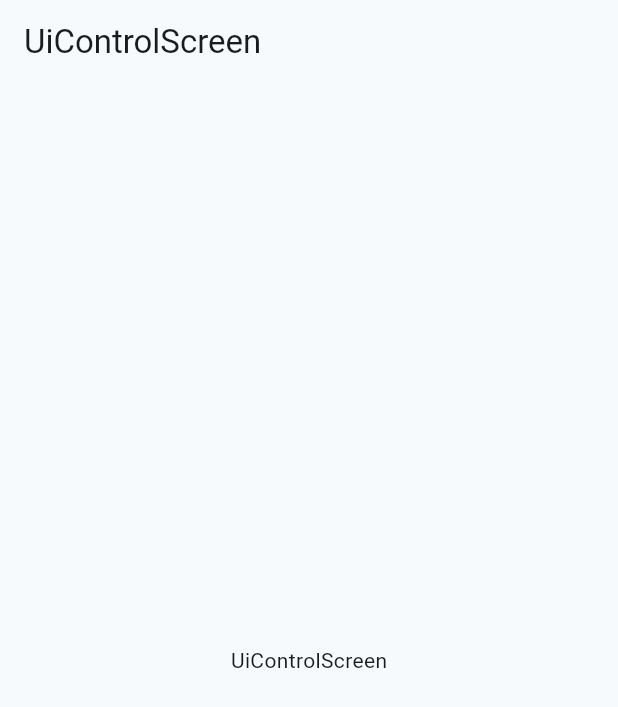
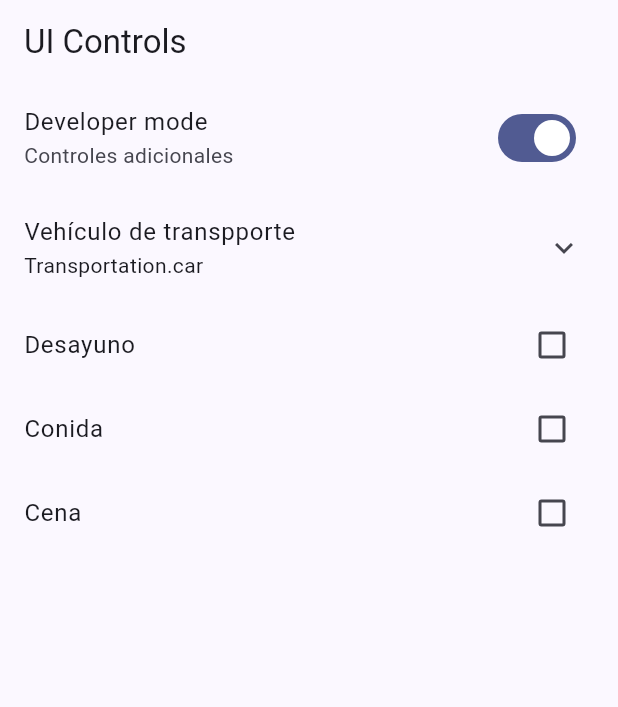
Before and after one commit to memo-hn/widgets_app, a Flutter app: the UiControlScreen screen opened by its route, on a phone screen of 412 x 824 dp. Shown: the top 707 px of the screen. Run offline on Flutter 3.47's test engine with Material 2 defaults, Android fonts, the phone set to English and light mode, and no system bars; our stand-ins replace go_router.

Commit message:
UI Controls terminados

```diff
--- a/lib/main.dart
+++ b/lib/main.dart
@@ -17,7 +17,7 @@ class MainApp extends StatelessWidget {
       title: 'Flutter Widgets',
       routerConfig: appRouter,
       debugShowCheckedModeBanner: false,
-      theme: AppTheme( selectedColor: 2 ).getTheme(),
+      theme: AppTheme( selectedColor: 7 ).getTheme(),
 
 
     );
--- a/lib/presentation/screens/ui_controls/ui_controls_screen.dart
+++ b/lib/presentation/screens/ui_controls/ui_controls_screen.dart
@@ -10,10 +10,120 @@ class UiControlScreen extends StatelessWidget {
   @override
   Widget build(BuildContext context) {
     return  Scaffold(
-      appBar: AppBar(title: const Text('UiControlScreen'),),
-      body: const Center(
-         child: Text('UiControlScreen'),
-      ),
+      appBar: AppBar(title: const Text('UI Controls'),),
+      body: const _UiControlView(),
     );
   }
 }
+
+class _UiControlView extends StatefulWidget {
+  const _UiControlView();
+
+  @override
+  State<_UiControlView> createState() => __UiControlViewState();
+}
+
+enum Transportation {car, bus, plane, boat, submarine}
+
+class __UiControlViewState extends State<_UiControlView> {
+
+  bool isDeveloper = true;
+  Transportation selectedTransportation = Transportation.car;
+  bool wantsBreadfast = false;
+  bool wantsLunch = false;
+  bool wantsDinner = false;
+
+  @override
+  Widget build(BuildContext context) {
+    return ListView(
+      physics: const ClampingScrollPhysics(),
+      children: [
+        SwitchListTile(
+          title: const Text('Developer mode'),
+          subtitle: const Text('Controles adicionales'),
+          value: isDeveloper,
+          onChanged: (value) => setState(() {
+            isDeveloper = !isDeveloper;
+          }),
+        ),
+
+
+        ExpansionTile(
+          title: const Text('Vehículo de transpporte'),
+          subtitle: Text('$selectedTransportation'),
+          children: [
+            RadioListTile(
+              title: const Text('By car'),
+              subtitle: const Text('Viajar en auto'),
+              value: Transportation.car,
+              groupValue: selectedTransportation,
+              onChanged: (value) => setState(() {
+                selectedTransportation = Transportation.car;
+              }),
+            ),
+            RadioListTile(
+              title: const Text('By bus'),
+              subtitle: const Text('Viajar en camión'),
+              value: Transportation.bus,
+              groupValue: selectedTransportation,
+              onChanged: (value) => setState(() {
+                selectedTransportation = Transportation.bus;
+              }),
+            ),
+            RadioListTile(
+              title: const Text('By plane'),
+              subtitle: const Text('Viajar en avión'),
+              value: Transportation.plane,
+              groupValue: selectedTransportation,
+              onChanged: (value) => setState(() {
+                selectedTransportation = Transportation.plane;
+              }),
+            ),
+            RadioListTile(
+              title: const Text('By boat'),
+              subtitle: const Text('Viajar en barco'),
+              value: Transportation.boat,
+              groupValue: selectedTransportation,
+              onChanged: (value) => setState(() {
+                selectedTransportation = Transportation.boat;
+              }),
+            ),
+            RadioListTile(
+              title: const Text('By submarine'),
+              subtitle: const Text('Viajar en submarino'),
+              value: Transportation.submarine,
+              groupValue: selectedTransportation,
+              onChanged: (value) => setState(() {
+                selectedTransportation = Transportation.submarine;
+              }),
+            ),
+          ],
+        ),
+
+
+        CheckboxListTile(
+          title: const Text('Desayuno'),
+          value: wantsBreadfast,
+          onChanged: (value) => setState(() {
+            wantsBreadfast =!wantsBreadfast;
+          }),
+        ),
+        CheckboxListTile(
+          title: const Text('Conida'),
+          value: wantsLunch,
+          onChanged: (value) => setState(() {
+            wantsLunch =!wantsLunch;
+          }),
+        ),
+        CheckboxListTile(
+          title: const Text('Cena'),
+          value: wantsDinner,
+          onChanged: (value) => setState(() {
+            wantsDinner =!wantsDinner;
+          }),
+        ),
+
+      ],
+    );
+  }
+}
```
